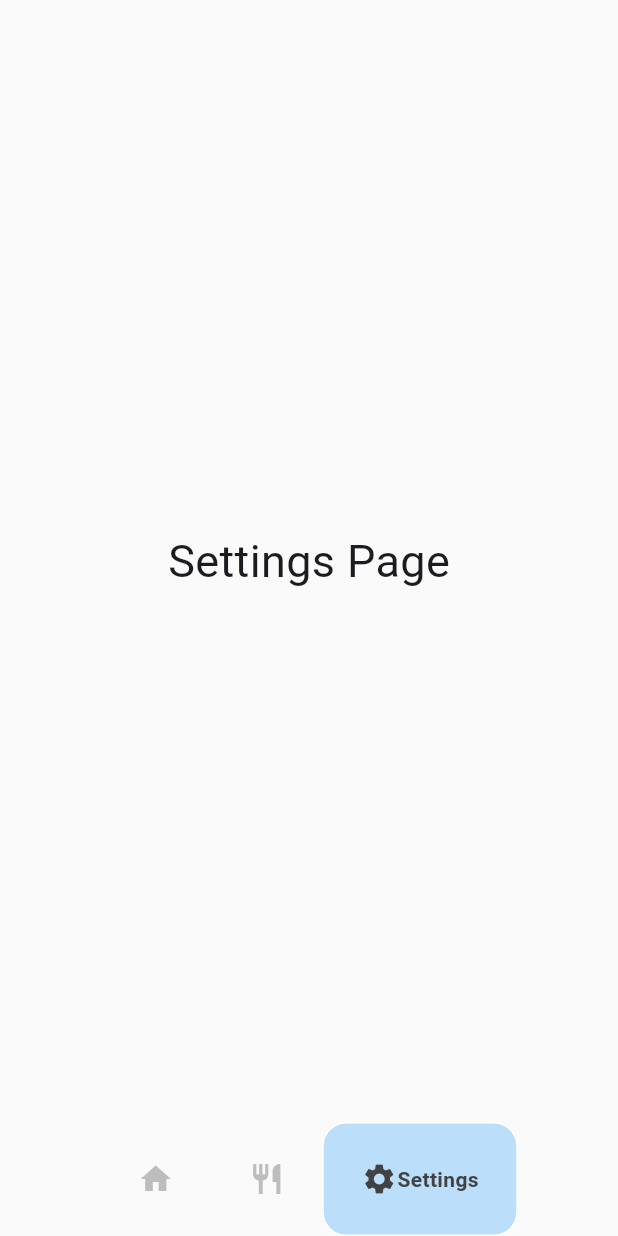
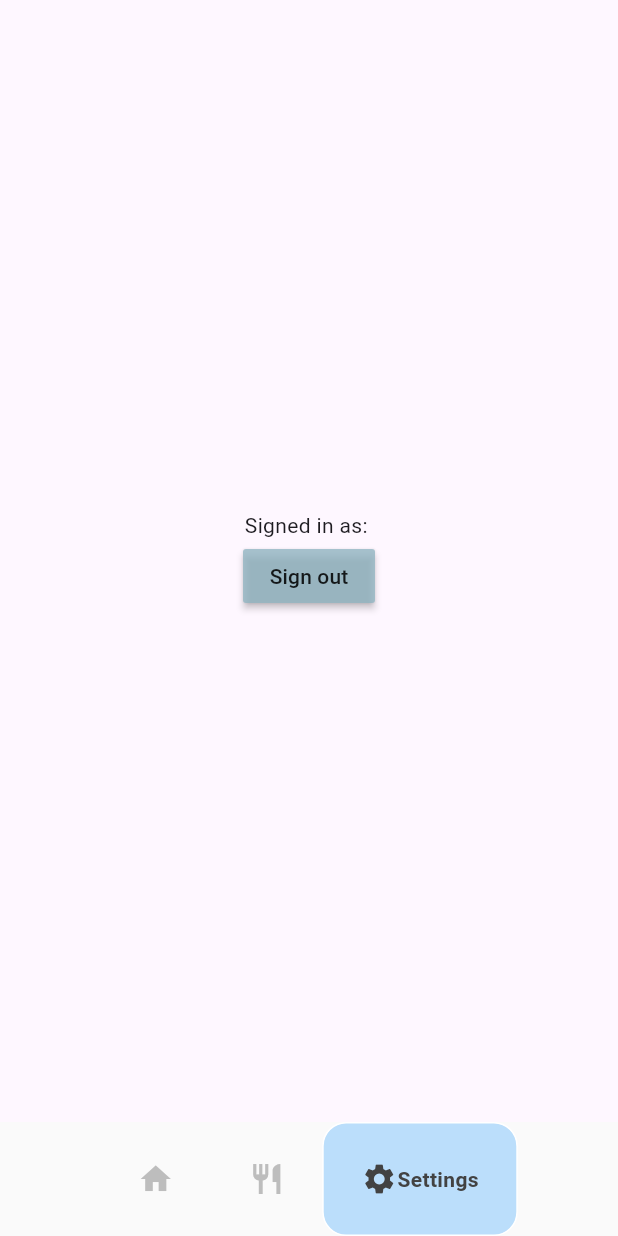
Before and after one commit to yifang2023/casa0015-MyRecipe, a Flutter app: the screen it shows once a user with an empty profile is signed in, item 3 of the bottom bar chosen, on a phone screen of 412 x 824 dp. Run offline on Flutter 3.47's test engine with Material 3 defaults, Android fonts, the light colour scheme and no system bars; drawn by our look-alikes of google_nav_bar; our stand-ins replace firebase_auth, firebase_core, google_fonts; missing offline and left inert: firebase_app_check; accounts and stored records are empty; network calls fail.

Commit message:
Update settings page

```diff
--- a/lib/auth/main_page.dart
+++ b/lib/auth/main_page.dart
@@ -15,6 +15,7 @@ class MainPage extends StatelessWidget {
         // check if the user is signed in or not
         stream: FirebaseAuth.instance.authStateChanges(),
         builder: (context, snapshot) {
+          print(snapshot.data);
           if (snapshot.hasData) {
             return HomePage();
           } else {
--- a/lib/pages/settings_page.dart
+++ b/lib/pages/settings_page.dart
@@ -1,14 +1,82 @@
+// import 'package:firebase_auth/firebase_auth.dart';
+// import 'package:flutter/material.dart';
+
+// class SettingsPage extends StatelessWidget {
+//   const SettingsPage({super.key});
+
+//   @override
+//   Widget build(BuildContext context) {
+//     return Center(
+//       child: Text(
+//         'Settings Page',
+//         style: TextStyle(fontSize: 30),
+//       ),
+//     );
+//   }
+// }
+
+// // home page
+// class HomePage extends StatefulWidget {
+//   const HomePage({super.key});
+
+//   @override
+//   State<HomePage> createState() => _HomePageState();
+// }
+
+// class _HomePageState extends State<HomePage> {
+//   final user = FirebaseAuth.instance.currentUser!;
+
+//   @override
+//   Widget build(BuildContext context) {
+//     return Scaffold(
+//       body: Center(
+//         child: Column(
+//           mainAxisAlignment: MainAxisAlignment.center,
+//           children: [
+//             Text('Signed in as: ' + user.email!),
+//             MaterialButton(
+//                 onPressed: () {
+//                   FirebaseAuth.instance.signOut();
+//                 },
+//                 color: Color.fromARGB(197, 143, 180, 193),
+//                 child: const Text('Sign out')),
+//           ],
+//         ),
+//       ),
+//     );
+//   }
+// }
+
+import 'package:firebase_auth/firebase_auth.dart';
 import 'package:flutter/material.dart';
 
-class SettingsPage extends StatelessWidget {
+// home page
+class SettingsPage extends StatefulWidget {
   const SettingsPage({super.key});
 
   @override
+  State<SettingsPage> createState() => _SettingsPageState();
+}
+
+class _SettingsPageState extends State<SettingsPage> {
+  final user = FirebaseAuth.instance.currentUser!;
+
+  @override
   Widget build(BuildContext context) {
-    return Center(
-      child: Text(
-        'Settings Page',
-        style: TextStyle(fontSize: 30),
+    return Scaffold(
+      body: Center(
+        child: Column(
+          mainAxisAlignment: MainAxisAlignment.center,
+          children: [
+            Text('Signed in as: ' + user.email!),
+            MaterialButton(
+                onPressed: () {
+                  FirebaseAuth.instance.signOut();
+                },
+                color: Color.fromARGB(197, 143, 180, 193),
+                child: const Text('Sign out')),
+          ],
+        ),
       ),
     );
   }
```
Also changed, not shown: lib/pages/home_page.dart (line endings or trailing spaces), 2 other files.
